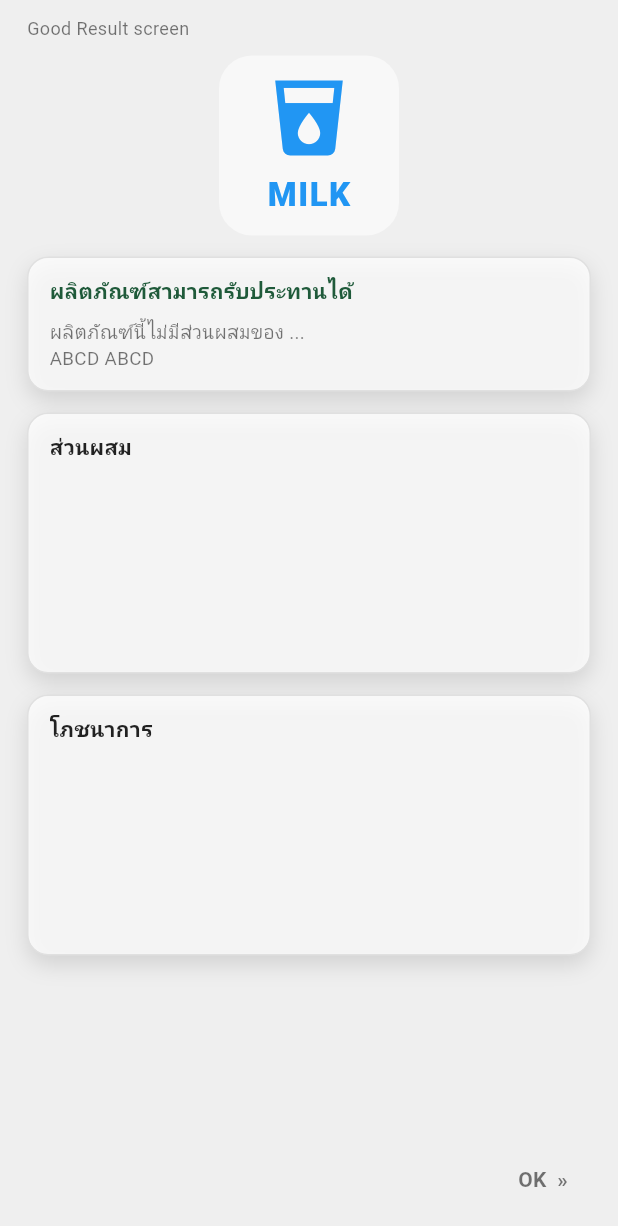
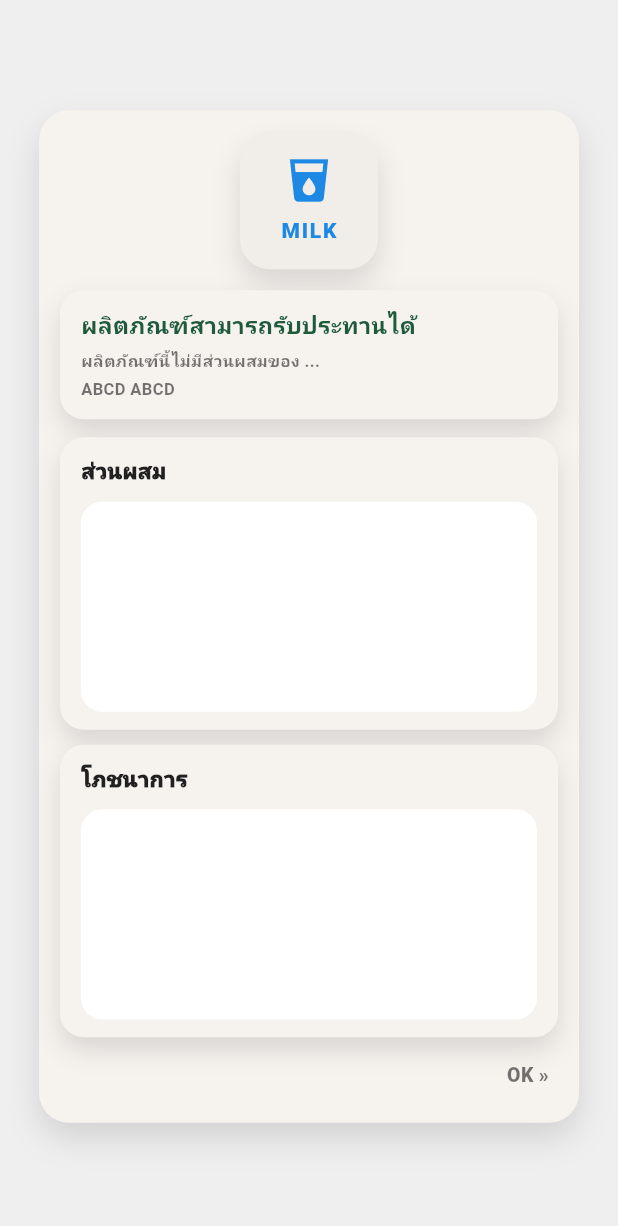
Before and after one commit to s67-Chakkapong/allergy-detect-app, a Flutter app: the screen it shows after launch, on a phone screen of 412 x 824 dp. Shown: the top 1226 px of the screen. Run offline on Flutter 3.47's test engine with Material 3 defaults, Android fonts, the light colour scheme and no system bars; missing offline and left inert: nfc_manager.

Commit message:
create update good result screen

```diff
--- a/lib/good_result_screen.dart
+++ b/lib/good_result_screen.dart
@@ -1,3 +1,4 @@
+import 'dart:math' as math;
 import 'package:flutter/material.dart';
 
 class GoodResultScreen extends StatelessWidget {
@@ -5,99 +6,119 @@ class GoodResultScreen extends StatelessWidget {
 
   @override
   Widget build(BuildContext context) {
+    const bg = Color(0xFFEFEFEF);
+    const cardBg = Color(0xFFF6F3EF);
     const primaryGreen = Color(0xFF1F5A3A);
-    const bg = Color(0xFFEFEFEF);
-    const cardRadius = 14.0;
 
     return Scaffold(
       backgroundColor: bg,
       body: SafeArea(
-        child: Padding(
-          padding: const EdgeInsets.fromLTRB(18, 10, 18, 14),
+        child: LayoutBuilder(
+          builder: (context, constraints) {
+            // ทำให้หน้าตาเหมือนมือถือแม้รันบนเว็บ/จอใหญ่
+            final maxW = math.min(constraints.maxWidth, 360.0);
+
+            return Center(
+              child: SingleChildScrollView(
+                padding: const EdgeInsets.fromLTRB(18, 16, 18, 18),
+                child: ConstrainedBox(
+                  constraints: BoxConstraints(maxWidth: maxW),
+                  child: Container(
+                    padding: const EdgeInsets.fromLTRB(14, 14, 14, 16),
+                    decoration: BoxDecoration(
+                      color: cardBg,
+                      borderRadius: BorderRadius.circular(20),
+                      boxShadow: const [
+                        BoxShadow(
+                          color: Colors.black12,
+                          blurRadius: 18,
+                          offset: Offset(0, 10),
+                        ),
+                      ],
+                    ),
                     child: Column(
                       crossAxisAlignment: CrossAxisAlignment.stretch,
                       children: [
-              const Align(
-                alignment: Alignment.centerLeft,
-                child: Text(
-                  'Good Result screen',
-                  style: TextStyle(fontSize: 12, color: Colors.black54),
+                        // --- Top icon (MILK) ---
+                        Center(
+                          child: _MilkBadge(
+                            // ถ้ามีรูปจริง ให้เปลี่ยนเป็น Image.asset ใน _MilkBadge ได้
+                            label: 'MILK',
                           ),
                         ),
-              const SizedBox(height: 10),
+                        const SizedBox(height: 14),
 
-              // top image (placeholder)
-              Center(
-                child: Container(
-                  width: 120,
-                  height: 120,
-                  alignment: Alignment.center,
-                  decoration: BoxDecoration(
-                    color: Colors.white.withOpacity(0.55),
-                    borderRadius: BorderRadius.circular(22),
+                        // --- Result card ---
+                        _Card(
+                          child: Column(
+                            crossAxisAlignment: CrossAxisAlignment.start,
+                            children: const [
+                              Text(
+                                'ผลิตภัณฑ์สามารถรับประทานได้',
+                                style: TextStyle(
+                                  color: primaryGreen,
+                                  fontSize: 15.5,
+                                  fontWeight: FontWeight.w800,
                                 ),
-                  child: Column(
-                    mainAxisSize: MainAxisSize.min,
-                    children: const [
-                      Icon(Icons.local_drink, size: 60, color: Colors.blue),
+                              ),
                               SizedBox(height: 6),
                               Text(
-                        'MILK',
+                                'ผลิตภัณฑ์นี้ไม่มีส่วนผสมของ ... ',
                                 style: TextStyle(
-                          fontSize: 22,
-                          fontWeight: FontWeight.w900,
-                          letterSpacing: 1.0,
-                          color: Colors.blue,
+                                  color: Colors.black54,
+                                  fontSize: 11,
+                                  fontWeight: FontWeight.w600,
+                                  height: 1.25,
+                                ),
+                              ),
+                              SizedBox(height: 4),
+                              Text(
+                                'ABCD ABCD',
+                                style: TextStyle(
+                                  color: Colors.black54,
+                                  fontSize: 11,
+                                  fontWeight: FontWeight.w700,
                                 ),
                               ),
                             ],
                           ),
                         ),
+                        const SizedBox(height: 12),
+
+                        // --- Ingredients box ---
+                        _SectionBox(
+                          title: 'ส่วนผสม',
+                          height: 140,
                         ),
+                        const SizedBox(height: 10),
 
-              const SizedBox(height: 14),
+                        // --- Nutrition box ---
+                        _SectionBox(
+                          title: 'โภชนาการ',
+                          height: 140,
+                        ),
+                        const SizedBox(height: 10),
 
-              // Cards
-              _CardBox(
-                title: 'ผลิตภัณฑ์สามารถรับประทานได้',
-                titleColor: primaryGreen,
-                radius: cardRadius,
-                child: const Text(
-                  'ผลิตภัณฑ์นี้ไม่มีส่วนผสมของ ...\nABCD ABCD',
-                  style: TextStyle(color: Colors.black54, fontSize: 12.5),
-                ),
-              ),
-
-              const SizedBox(height: 14),
-
-              _CardBox(
-                title: 'ส่วนผสม',
-                radius: cardRadius,
-                child: const SizedBox(height: 120), // placeholder area
-              ),
-
-              const SizedBox(height: 14),
-
-              _CardBox(
-                title: 'โภชนาการ',
-                radius: cardRadius,
-                child: const SizedBox(height: 120), // placeholder area
-              ),
-
-              const Spacer(),
-
-              // OK >>
+                        // --- OK bottom-right ---
                         Align(
                           alignment: Alignment.centerRight,
                           child: TextButton(
-                  onPressed: () {},
+                            onPressed: () {
+                              Navigator.of(context).maybePop();
+                            },
                             style: TextButton.styleFrom(
                               foregroundColor: Colors.black54,
-                    padding: const EdgeInsets.symmetric(horizontal: 8, vertical: 6),
+                              padding: const EdgeInsets.symmetric(horizontal: 6, vertical: 6),
+                              minimumSize: const Size(10, 10),
+                              tapTargetSize: MaterialTapTargetSize.shrinkWrap,
                             ),
                             child: const Text(
-                    'OK  »',
-                    style: TextStyle(fontSize: 14, fontWeight: FontWeight.w700),
+                              'OK »',
+                              style: TextStyle(
+                                fontSize: 13,
+                                fontWeight: FontWeight.w800,
+                                letterSpacing: 0.2,
+                              ),
                             ),
                           ),
                         ),
@@ -105,51 +126,105 @@ class GoodResultScreen extends StatelessWidget {
                     ),
                   ),
                 ),
+              ),
+            );
+          },
+        ),
+      ),
     );
   }
 }
 
-class _CardBox extends StatelessWidget {
-  final String title;
+class _MilkBadge extends StatelessWidget {
+  final String label;
+  const _MilkBadge({required this.label});
+
+  @override
+  Widget build(BuildContext context) {
+    return Container(
+      width: 92,
+      height: 92,
+      decoration: BoxDecoration(
+        color: const Color(0xFFF1EEE9),
+        borderRadius: BorderRadius.circular(20),
+        boxShadow: const [
+          BoxShadow(
+            color: Colors.black12,
+            blurRadius: 16,
+            offset: Offset(0, 10),
+          ),
+        ],
+      ),
+      child: Column(
+        mainAxisAlignment: MainAxisAlignment.center,
+        children: [
+          const Icon(Icons.local_drink, size: 34, color: Color(0xFF1E88E5)),
+          const SizedBox(height: 6),
+          Text(
+            label,
+            style: const TextStyle(
+              color: Color(0xFF1E88E5),
+              fontWeight: FontWeight.w900,
+              letterSpacing: 1.2,
+            ),
+          ),
+        ],
+      ),
+    );
+  }
+}
+
+class _Card extends StatelessWidget {
   final Widget child;
-  final double radius;
-  final Color? titleColor;
-
-  const _CardBox({
-    required this.title,
-    required this.child,
-    required this.radius,
-    this.titleColor,
-  });
+  const _Card({required this.child});
 
   @override
   Widget build(BuildContext context) {
     return Container(
       padding: const EdgeInsets.fromLTRB(14, 12, 14, 12),
       decoration: BoxDecoration(
-        color: Colors.white.withOpacity(0.75),
-        borderRadius: BorderRadius.circular(radius),
+        color: const Color(0xFFF6F3EF),
+        borderRadius: BorderRadius.circular(16),
         boxShadow: const [
           BoxShadow(
             color: Colors.black12,
-            blurRadius: 12,
-            offset: Offset(0, 6),
+            blurRadius: 14,
+            offset: Offset(0, 8),
           ),
         ],
-        border: Border.all(color: Colors.grey.shade300),
       ),
+      child: child,
+    );
+  }
+}
+
+class _SectionBox extends StatelessWidget {
+  final String title;
+  final double height;
+  const _SectionBox({required this.title, required this.height});
+
+  @override
+  Widget build(BuildContext context) {
+    return _Card(
       child: Column(
         crossAxisAlignment: CrossAxisAlignment.start,
         children: [
           Text(
             title,
-            style: TextStyle(
-              color: titleColor ?? Colors.black87,
-              fontWeight: FontWeight.w800,
+            style: const TextStyle(
+              color: Colors.black87,
+              fontSize: 14.5,
+              fontWeight: FontWeight.w900,
             ),
           ),
-          const SizedBox(height: 8),
-          child,
+          const SizedBox(height: 10),
+          Container(
+            height: height,
+            decoration: BoxDecoration(
+              color: Colors.white,
+              borderRadius: BorderRadius.circular(14),
+            ),
+          ),
         ],
       ),
     );
```
Lines whose indentation alone changed are shown as unchanged.
